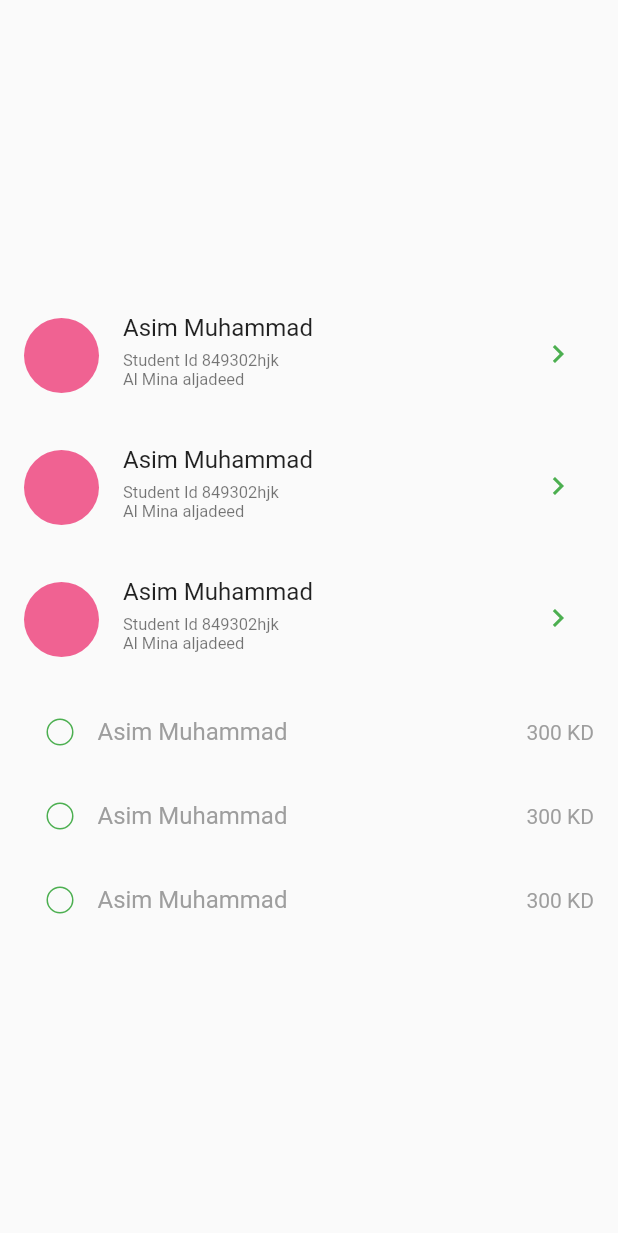
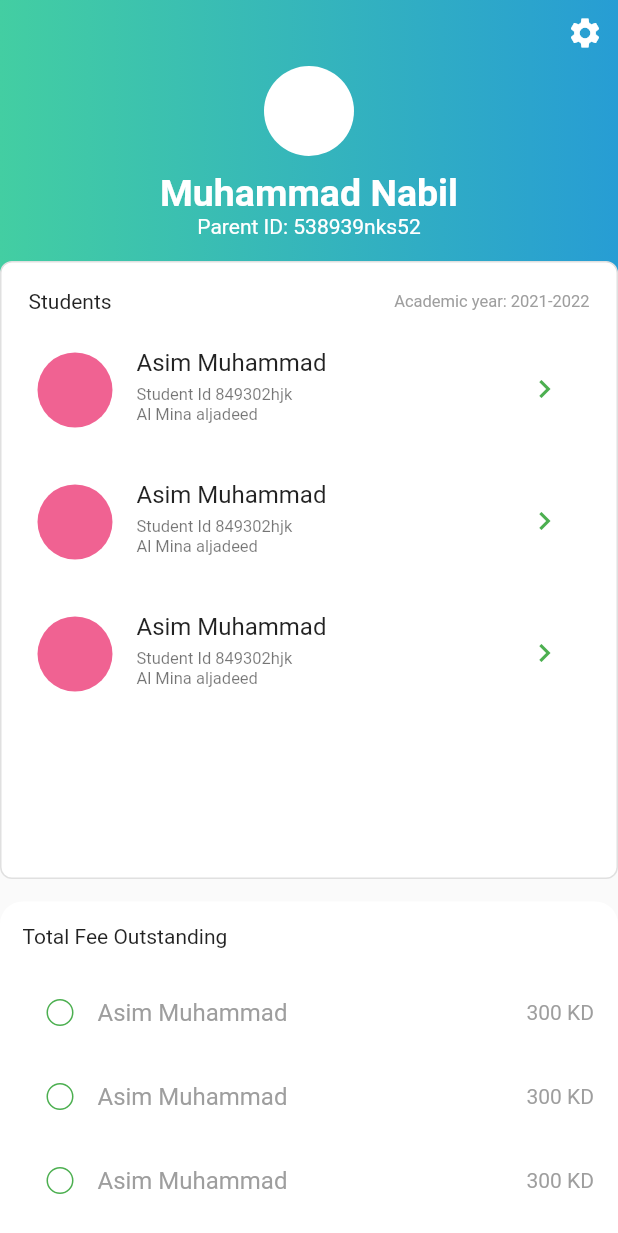
Before and after one commit to kirancchand/nurture, a Flutter app: the MyHome screen opened directly, on a phone screen of 412 x 824 dp. Shown: the top 1233 px of the screen. Run offline on Flutter 3.47's test engine with Material 2 defaults, Android fonts, the phone set to English and light mode, and no system bars; our stand-ins replace get, modal_progress_hud_nsn.

Commit message:
push with home design

```diff
--- a/lib/screen/home.dart
+++ b/lib/screen/home.dart
@@ -40,11 +40,11 @@ class _HomePageState extends State<Home> {
     // fast, so that you can just rebuild anything that needs updating rather
     // than having to individually change instances of widgets.
     return Scaffold(
-      appBar: AppBar(
-        // Here we take the value from the MyHomePage object that was created by
+     // appBar: AppBar(
+          // Here we take the value from the MyHomePage object that was created by
         // the App.build method, and use it to set our appbar title.
-        title: Text(widget.title),
-      ),
+       // title: Text(widget.title),
+   //   ),
       body:pages[pageIndex],
       // body: Center(
       //   // Center is a layout widget. It takes a single child and positions it
--- a/lib/screen/myhome.dart
+++ b/lib/screen/myhome.dart
@@ -1,5 +1,6 @@
 import 'package:flutter/material.dart';
 import 'package:nurture/widget/list.dart';
+
 class MyHome extends StatefulWidget {
   const MyHome({Key key}) : super(key: key);
 
@@ -8,13 +9,13 @@ class MyHome extends StatefulWidget {
 }
 
 class _MyHomeState extends State<MyHome> {
-
   @override
   Widget build(BuildContext context) {
-    return Center(
+    return Scaffold(
       // Center is a layout widget. It takes a single child and positions it
       // in the middle of the parent.
-      child: Column(
+     body: SafeArea(
+        child: ListView(
           // Column is also a layout widget. It takes a list of children and
           // arranges them vertically. By default, it sizes itself to fit its
           // children horizontally, and tries to be as tall as its parent.
@@ -29,8 +30,90 @@ class _MyHomeState extends State<MyHome> {
           // center the children vertically; the main axis here is the vertical
           // axis because Columns are vertical (the cross axis would be
           // horizontal).
-        mainAxisAlignment: MainAxisAlignment.center,
+         // mainAxisAlignment: MainAxisAlignment.center,
           children: <Widget>[
+            topSection(),
+            SizedBox(
+                  height: 15,),
+            outStandingSection(),
+             SizedBox(height: 10),],
+        ),
+      ),
+    );
+  }
+
+  Widget topSection() {
+    return Stack(children: [
+      Container(
+        height: MediaQuery.of(context).size.height * .3,
+        width: MediaQuery.of(context).size.width,
+        decoration: BoxDecoration(
+          gradient: LinearGradient(
+            colors: [
+              Color(0xff43CEA2),
+              Color(0xff279DD4),
+            ],
+          ),
+        ),
+      ),
+      Column(children: [
+        Align(
+          alignment: Alignment.topRight,
+          child: Padding(
+            padding: const EdgeInsets.all(10),
+            child: Icon(
+              Icons.settings,
+              color: Colors.white,
+            ),
+          ),
+        ),
+        CircleAvatar(
+          radius: 30,
+          backgroundColor: Colors.white,
+        //  backgroundImage:AssetImage(assetName)
+        ),
+        SizedBox(
+          height: 10,
+        ),
+        Text(
+          "Muhammad Nabil",
+          style: TextStyle(
+              color: Colors.white, fontSize: 25, fontWeight: FontWeight.bold),
+        ),
+        Text("Parent ID: 538939nks52",
+            style: TextStyle(
+              color: Colors.white,
+            )),
+        SizedBox(
+          height: 15,
+        ),
+        Container(
+            height: MediaQuery.of(context).size.height * .5,
+            width: MediaQuery.of(context).size.width,
+            decoration: BoxDecoration(
+              borderRadius: BorderRadius.circular(8),
+              border: Border.all(color: Colors.grey.shade300, width: 1),
+              color: Colors.white,
+            ),
+            child: Padding(
+                padding: const EdgeInsets.all(8.0),
+                child: Column(
+                    crossAxisAlignment: CrossAxisAlignment.start,
+                    children: [
+                      Padding(
+                        padding: const EdgeInsets.all(10),
+                        child: Row(
+                          mainAxisAlignment: MainAxisAlignment.spaceBetween,
+                          children: [
+                            Text("Students"),
+                            Text(
+                              "Academic year: 2021-2022",
+                              style:
+                                  TextStyle(color: Colors.grey, fontSize: 11),
+                            )
+                          ],
+                        ),
+                      ),
                       ListView.builder(
                         itemCount: 3,
                         shrinkWrap: true,
@@ -38,6 +121,28 @@ class _MyHomeState extends State<MyHome> {
                         itemBuilder: (context, int index) {
                           return StudentList();
                         },
+                      ),
+                    ])))
+      ])
+    ]);
+  }
+
+  Widget outStandingSection() {
+    return Container(
+      height: MediaQuery.of(context).size.height * .5,
+      width: MediaQuery.of(context).size.width,
+      decoration: BoxDecoration(
+        borderRadius:
+            BorderRadius.vertical(top: Radius.circular(15)), //circular(15),
+        // border: Border.all(color: Colors.grey.shade300, width: 1),
+        color: Colors.white,
+      ),
+      child: Column(
+        crossAxisAlignment: CrossAxisAlignment.start,
+        children: [
+          Padding(
+            padding: const EdgeInsets.all(15.0),
+            child: Text("Total Fee Outstanding"),
           ),
           ListView.builder(
             itemCount: 3,
@@ -47,6 +152,29 @@ class _MyHomeState extends State<MyHome> {
               return OutstandingPayment();
             },
           ),
+          Padding(
+            padding: const EdgeInsets.all(15),
+            child: Row(
+              mainAxisAlignment: MainAxisAlignment.spaceBetween,
+              children: [Text("Total"), Text("0KD")],
+            ),
+          ),
+          GestureDetector(
+            onTap: () {},
+            child: Container(
+              height: 50,
+              width: MediaQuery.of(context).size.width,
+              decoration: BoxDecoration(
+                  borderRadius: BorderRadius.vertical(
+                      bottom: Radius.circular(15)), //circular(15),
+                  color: Colors.greenAccent),
+              child: Center(
+                child: Text("Pay Now",
+                    style: TextStyle(
+                        color: Colors.white, fontWeight: FontWeight.bold)),
+              ),
+            ),
+          )
         ],
       ),
     );
--- a/lib/screen/paymentPending.dart
+++ b/lib/screen/paymentPending.dart
@@ -1,4 +1,5 @@
 import 'package:flutter/material.dart';
+import 'package:nurture/widget/buttons.dart';
 
 class PaymentPending extends StatefulWidget {
   const PaymentPending({Key key}) : super(key: key);
@@ -46,7 +47,15 @@ class _PaymentPendingState extends State<PaymentPending> {
                 border: Border.all(color: Colors.grey.shade300)),
             child: Padding(
               padding: const EdgeInsets.only(left: 15, top: 15, right: 20),
-              child: Column(
+              child:installment(),
+            ),
+          )
+        ],
+      ),
+    );
+  }
+  Widget installment(){
+    return  Column(
                 crossAxisAlignment: CrossAxisAlignment.start,
                 children: [
                   newMethod2("Installment 1"),
@@ -79,26 +88,10 @@ class _PaymentPendingState extends State<PaymentPending> {
                   ),
                   SizedBox(height: 40),
                   Center(
-                    child: Container(
-                      height: 40,
-                      width: 200,
-                      decoration: BoxDecoration(
-                          borderRadius: BorderRadius.circular(16),
-                          color: Colors.greenAccent),
-                      child: Center(
-                          child: Text(
-                        "Pay Now",
-                        style: TextStyle(color: Colors.white),
-                      )),
-                    ),
+                    child:payNowButtons(),
                   )
                 ],
-              ),
-            ),
-          )
-        ],
-      ),
-    );
+              );
   }
 
   Column newMethod2(String txt3) {
--- a/lib/widget/buttons.dart
+++ b/lib/widget/buttons.dart
@@ -45,7 +45,6 @@ List<Widget> loginButtons(
         }
       },
     ),
-
   ];
 }
 
@@ -85,17 +84,15 @@ List<Widget> otpButtons(formKey, loginRequestModel) {
         }
       },
     ),
-
     Padding(
       padding: const EdgeInsets.all(8),
-      child: Text("Lets set your 4 digit PIN for future login",
-      style: TextStyle(color:Colors.grey,fontSize: 11),),
+      child: Text(
+        "Lets set your 4 digit PIN for future login",
+        style: TextStyle(color: Colors.grey, fontSize: 11),
+      ),
     ),
-
   ];
 }
-
-
 
 List<Widget> pinButtons(formKey, loginRequestModel) {
   return <Widget>[
@@ -133,12 +130,26 @@ List<Widget> pinButtons(formKey, loginRequestModel) {
         }
       },
     ),
-
     Padding(
       padding: const EdgeInsets.all(8),
-      child: Text("Lets set your 4 digit PIN for future login",
-      style: TextStyle(color:Colors.grey,fontSize: 11),),
+      child: Text(
+        "Lets set your 4 digit PIN for future login",
+        style: TextStyle(color: Colors.grey, fontSize: 11),
+      ),
     ),
-
   ];
 }
+
+Widget payNowButtons() {
+  return Container(
+    height: 40,
+    width: 200,
+    decoration: BoxDecoration(
+        borderRadius: BorderRadius.circular(16), color: Colors.greenAccent),
+    child: Center(
+        child: Text(
+      "Pay Now",
+      style: TextStyle(color: Colors.white),
+    )),
+  );
+}
```
Lines whose indentation alone changed are shown as unchanged.
